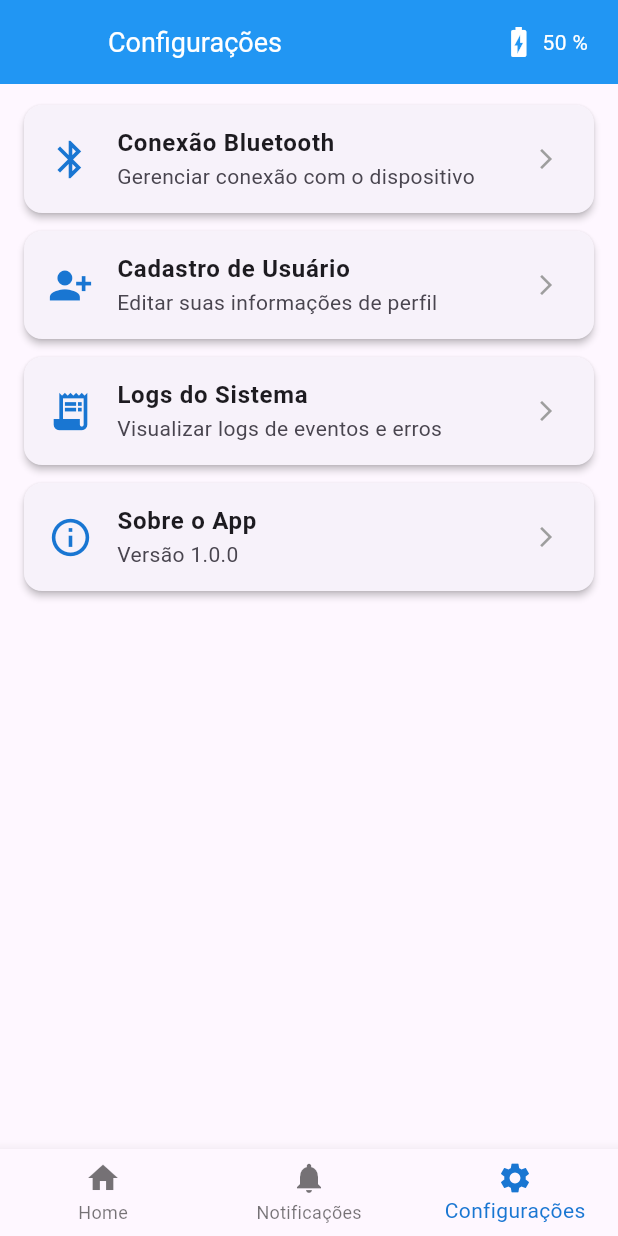
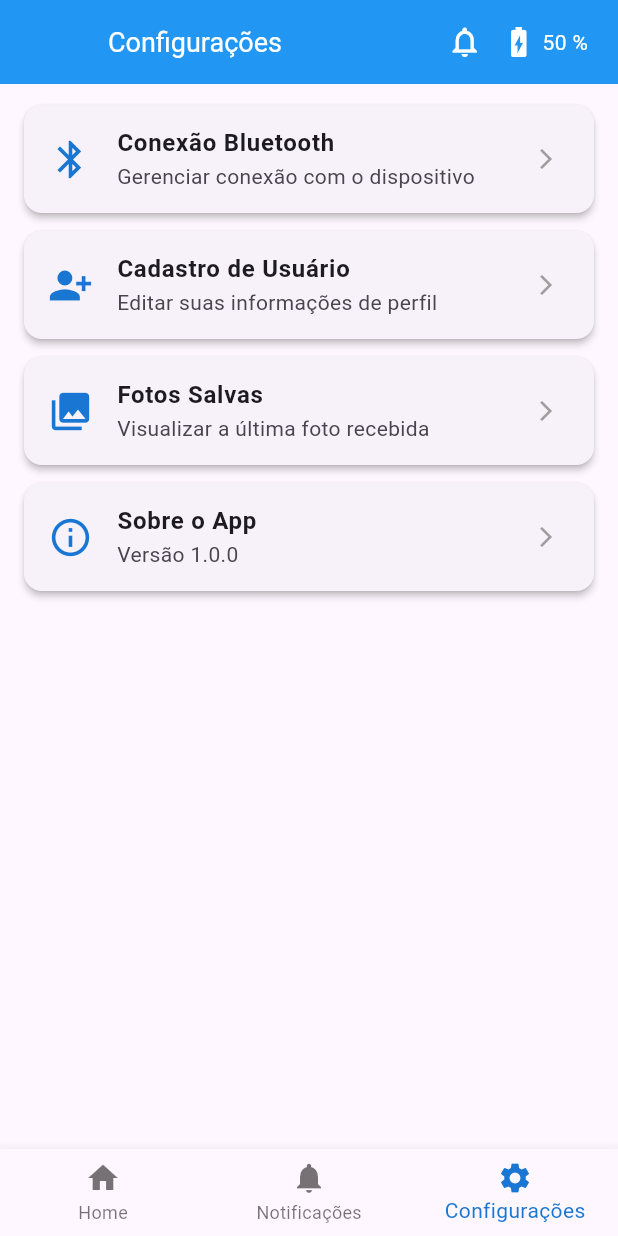
Before and after one commit to ThiagoGSL/Child_in_Car_Safety_Detection_System, a Flutter app: the screen it shows after launch, item 3 of the bottom bar chosen, after a tap on "Conexão Bluetooth", after a tap on the "arrow back ios" icon, on a phone screen of 412 x 824 dp. Run offline on Flutter 3.47's test engine with Material 3 defaults, Android fonts, the light colour scheme and no system bars; our stand-ins replace drift, get, permission_handler, shared_preferences, timeline_tile; missing offline and left inert: flutter_reactive_ble; accounts and stored records are empty; generated files the repository leaves out were written again.

Commit message:
Melhorias notificacoes

```diff
--- a/lib/features/config/config_page.dart
+++ b/lib/features/config/config_page.dart
@@ -1,6 +1,5 @@
-import 'package:app_v0/features/cadastro/form_page.dart'; // Importe a FormPage
-import 'package:app_v0/features/photos/photo_page.dart';
-import 'package:app_v0/main_page_controller.dart';
+import 'package:app_v0/features/cadastro/form_page.dart';
+import 'package:app_v0/main_page/main_page_controller.dart';
 import 'package:flutter/material.dart';
 import 'package:get/get.dart';
 
@@ -9,6 +8,7 @@ class ConfigPage extends StatelessWidget {
 
   @override
   Widget build(BuildContext context) {
+    // Obtém a instância do MainPageController para controlar a navegação
     final mainController = Get.find<MainPageController>();
 
     return ListView(
@@ -19,26 +19,26 @@ class ConfigPage extends StatelessWidget {
           title: 'Conexão Bluetooth',
           subtitle: 'Gerenciar conexão com o dispositivo',
           onTap: () {
-            // Apenas altera o estado para mostrar a página de BLE
+            // Chama o método no controller para mostrar a BlePage
             mainController.navigateToBlePage(true);
           },
         ),
-        // >>> LÓGICA ALTERADA <<<
         _buildConfigTile(
           icon: Icons.person_add_alt_1,
           title: 'Cadastro de Usuário',
           subtitle: 'Editar suas informações de perfil',
           onTap: () {
-            // Navega para a FormPage como uma nova tela
+            // Navega para a FormPage como uma nova tela, pois é um fluxo diferente
             Get.to(() => FormPage());
           },
         ),
         _buildConfigTile(
-          icon: Icons.receipt_long,
-          title: 'Logs do Sistema',
-          subtitle: 'Visualizar logs de eventos e erros',
+          icon: Icons.photo_library,
+          title: 'Fotos Salvas',
+          subtitle: 'Visualizar a última foto recebida',
           onTap: () {
-            Get.to(() => PhotoPage());
+            // Chama o método no controller para mostrar a PhotoPage
+            mainController.navigateToPhotoPage(true);
           },
         ),
          _buildConfigTile(
@@ -53,6 +53,7 @@ class ConfigPage extends StatelessWidget {
     );
   }
 
+  // Widget auxiliar para construir os itens da lista de forma consistente
   Widget _buildConfigTile({
     required IconData icon,
     required String title,
--- a/lib/features/splash/splash_controller.dart
+++ b/lib/features/splash/splash_controller.dart
@@ -1,4 +1,4 @@
-import 'package:app_v0/main_page.dart';
+import 'package:app_v0/main_page/main_page.dart';
 import 'package:get/get.dart';
 
 class SplashPageController extends GetxController {
--- a/lib/main.dart
+++ b/lib/main.dart
@@ -1,18 +1,12 @@
-import 'package:app_v0/features/bluetooth/ble_controller.dart';
-import 'package:app_v0/features/cadastro/form_controller.dart';
-import 'package:app_v0/features/notification/notification_controller.dart';
-import 'package:app_v0/features/photos/photo_controller.dart';
 import 'package:app_v0/features/splash/splash_page.dart';
+import 'package:app_v0/main_binding.dart';
 import 'package:flutter/material.dart';
 import 'package:get/get.dart';
 
 void main() {
-
+  // O WidgetsFlutterBinding.ensureInitialized() é importante para garantir
+  // a inicialização de plugins do Flutter antes da execução do app.
   WidgetsFlutterBinding.ensureInitialized();
-  Get.put(NotificationController(), permanent: true);
-  Get.put(PhotoController(), permanent: true);
-  Get.put(FormController(), permanent: true);
-  Get.put(BluetoothController(), permanent: true);
 
   runApp(const App());
 }
@@ -25,6 +19,11 @@ class App extends StatelessWidget {
     return GetMaterialApp(
       title: 'Meu App',
       theme: ThemeData(primarySwatch: Colors.blue),
+
+      // Use o initialBinding injeta todas as dependências globais
+      // antes que qualquer tela seja construída.
+      initialBinding: MainBinding(),
+
       home: SplashPage(),
       debugShowCheckedModeBanner: false,
     );
--- /dev/null
+++ b/lib/main_binding.dart
@@ -0,0 +1,20 @@
+import 'package:get/get.dart';
+import 'package:app_v0/features/bluetooth/ble_controller.dart';
+import 'package:app_v0/features/cadastro/form_controller.dart';
+import 'package:app_v0/features/notification/notification_controller.dart';
+import 'package:app_v0/features/photos/photo_controller.dart';
+import 'package:app_v0/main_page/main_page_controller.dart';
+
+class MainBinding implements Bindings {
+  @override
+  void dependencies() {
+    // Injeta todos os controllers que precisam estar disponíveis globalmente.
+    // O uso de 'permanent: true' garante que eles não sejam removidos
+    // da memória durante o ciclo de vida do aplicativo.
+    Get.put(PhotoController(), permanent: true);
+    Get.put(FormController(), permanent: true);
+    Get.put(NotificationController(), permanent: true);
+    Get.put(MainPageController(), permanent: true);
+    Get.put(BluetoothController(), permanent: true);
+  }
+}
--- a/lib/main_page.dart
+++ b/lib/main_page/main_page.dart
@@ -1,6 +1,8 @@
 import 'package:app_v0/features/bluetooth/ble_page.dart';
-import 'package:app_v0/main_page_controller.dart';
-import 'package:app_v0/features/notification/notification_controller.dart'; // <-- IMPORTANTE: Importar
+import 'package:app_v0/features/notification/notification_controller.dart';
+import 'package:app_v0/features/notification/notification_page.dart';
+import 'package:app_v0/features/photos/photo_page.dart';
+import 'package:app_v0/main_page/main_page_controller.dart';
 import 'package:flutter/material.dart';
 import 'package:get/get.dart';
 
@@ -9,19 +11,30 @@ class MainPage extends StatelessWidget {
 
   @override
   Widget build(BuildContext context) {
-    final MainPageController controller = Get.put(MainPageController());
-    // <-- MUDANÇA: Instanciar o NotificationController para usar no badge.
+    final MainPageController controller = Get.find<MainPageController>();
     final NotificationController notificationController = Get.find<NotificationController>();
 
     return Scaffold(
       appBar: AppBar(
         leading: Obx(() {
-          if (controller.selectedIndex.value == 2 && controller.showBlePage.value) {
+          // Condição unificada para mostrar o botão de voltar
+          bool shouldShowBack = (controller.selectedIndex.value == 2) &&
+                                (controller.showBlePage.value || controller.showPhotoPage.value);
+
+          if (shouldShowBack) {
             return IconButton(
               icon: const Icon(Icons.arrow_back_ios),
-              onPressed: () => controller.navigateToBlePage(false),
+              onPressed: () {
+                // Determina para qual página voltar
+                if (controller.showBlePage.value) {
+                  controller.navigateToBlePage(false);
+                } else if (controller.showPhotoPage.value) {
+                  controller.navigateToPhotoPage(false);
+                }
+              },
             );
           }
+          // Se não, não mostra nada no leading
           return const SizedBox.shrink();
         }),
         title: Obx(() => FittedBox(
@@ -34,14 +47,22 @@ class MainPage extends StatelessWidget {
         backgroundColor: Colors.blue,
         foregroundColor: Colors.white,
         actions: [
+          // Botão para abrir a página de histórico de notificações
+          IconButton(
+            icon: const Icon(Icons.notifications_outlined),
+            tooltip: 'Notificações',
+            onPressed: () {
+              // Navega para a página de notificações como uma nova tela
+              Get.to(() => NotificationPage());
+            },
+          ),
+          // Ações contextuais (botão de limpar ou status da bateria)
           Obx(() {
-            // Se estiver na aba de notificações, mostra o botão de limpar.
             if (controller.selectedIndex.value == 1) {
               return IconButton(
                 icon: const Icon(Icons.delete_sweep_outlined),
                 tooltip: 'Limpar Histórico',
                 onPressed: () {
-                  // A lógica do diálogo de confirmação agora vive aqui.
                   Get.dialog(AlertDialog(
                     title: const Text('Limpar Histórico?'),
                     content: const Text('Deseja apagar todas as notificações?'),
@@ -60,7 +81,6 @@ class MainPage extends StatelessWidget {
               );
             }
 
-            // Senão, mostra o status da bateria.
             return Row(
               mainAxisSize: MainAxisSize.min,
               children: [
@@ -73,9 +93,16 @@ class MainPage extends StatelessWidget {
         ],
       ),
       body: Obx(() {
-        if (controller.selectedIndex.value == 2 && controller.showBlePage.value) {
-          return BlePage();
+        // Lógica para exibir a sub-página correta dentro da aba de Configurações
+        if (controller.selectedIndex.value == 2) {
+          if (controller.showBlePage.value) {
+            return BlePage();
+          }
+          if (controller.showPhotoPage.value) {
+            return PhotoPage();
+          }
         }
+        // Se nenhuma sub-página estiver ativa, mostra a aba principal selecionada
         return Center(
           child: controller.widgetOptions.elementAt(controller.selectedIndex.value),
         );
@@ -83,13 +110,11 @@ class MainPage extends StatelessWidget {
       bottomNavigationBar: Obx(() => BottomNavigationBar(
             items: <BottomNavigationBarItem>[
               const BottomNavigationBarItem(icon: Icon(Icons.home), label: 'Home'),
-              // <-- MUDANÇA: Ícone de notificações com badge.
               BottomNavigationBarItem(
                 icon: Stack(
                   clipBehavior: Clip.none,
                   children: [
-                    const Icon(Icons.notifications), // Ícone base
-                    // Mostra o badge apenas se houver notificações não lidas.
+                    const Icon(Icons.notifications),
                     if (notificationController.unreadCount.value > 0)
                       Positioned(
                         right: -8,
--- a/lib/main_page_controller.dart
+++ b/lib/main_page/main_page_controller.dart
@@ -3,21 +3,24 @@
 import 'package:app_v0/features/bluetooth/ble_controller.dart';
 import 'package:app_v0/features/config/config_page.dart';
 import 'package:app_v0/features/home/home_page.dart';
+import 'package:app_v0/features/notification/notification_controller.dart';
 import 'package:app_v0/features/notification/notification_page.dart';
-import 'package:app_v0/features/notification/notification_controller.dart'; // <-- IMPORTANTE: Importar
 import 'package:flutter/material.dart';
 import 'package:get/get.dart';
 
 class MainPageController extends GetxController {
   var selectedIndex = 0.obs;
   var bateriaEsp = 50.obs;
-  var showBlePage = false.obs;
   var appBarTitle = 'Início'.obs;
 
-  // <-- MUDANÇA: A NotificationPage agora não é mais const
+  // Variáveis para controlar a exibição de sub-páginas dentro da aba 'Configurações'
+  var showBlePage = false.obs;
+  // <-- MUDANÇA: Nova variável de estado para a página de fotos/logs
+  var showPhotoPage = false.obs;
+
   final List<Widget> widgetOptions = [
     const HomePage(),
-    NotificationPage(), // Removido o 'const'
+    NotificationPage(),
     const ConfigPage(),
   ];
 
@@ -29,27 +32,40 @@ class MainPageController extends GetxController {
 
   void onItemTapped(int index) {
     if (selectedIndex.value != index) {
+      // <-- MUDANÇA: Reseta ambas as sub-páginas ao trocar de aba
       showBlePage.value = false;
+      showPhotoPage.value = false;
     }
     selectedIndex.value = index;
     _updateTitle(index);
 
-    // <-- MUDANÇA: Se o usuário tocar na aba de Notificações (índice 1),
-    // zeramos o contador de notificações não lidas.
     if (index == 1) {
-      final notificationController = Get.find<NotificationController>();
-      notificationController.markNotificationsAsRead();
+      Get.find<NotificationController>().markNotificationsAsRead();
     }
   }
 
   void navigateToBlePage(bool show) {
     showBlePage.value = show;
     if (show) {
+      // Garante que a outra sub-página seja desativada
+      showPhotoPage.value = false;
       appBarTitle.value = 'Conexão Bluetooth';
       final bleController = Get.find<BluetoothController>();
       if (!bleController.isScanning.value) {
         bleController.startAutoScan();
       }
+    } else {
+      appBarTitle.value = 'Configurações';
+    }
+  }
+
+  // <-- MUDANÇA: Novo método para navegar para a página de fotos/logs
+  void navigateToPhotoPage(bool show) {
+    showPhotoPage.value = show;
+    if (show) {
+      // Garante que a outra sub-página seja desativada
+      showBlePage.value = false;
+      appBarTitle.value = 'Foto salva';
     } else {
       appBarTitle.value = 'Configurações';
     }
@@ -64,7 +80,8 @@ class MainPageController extends GetxController {
         appBarTitle.value = 'Notificações';
         break;
       case 2:
-        if (!showBlePage.value) {
+        // Verifica o estado das sub-páginas para não sobrescrever o título
+        if (!showBlePage.value && !showPhotoPage.value) {
            appBarTitle.value = 'Configurações';
         }
         break;
```
Also changed, not shown: lib/features/notification/notification_page.dart (+34 -7 lines).
